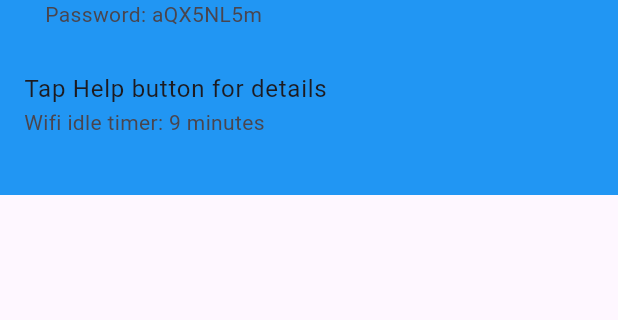
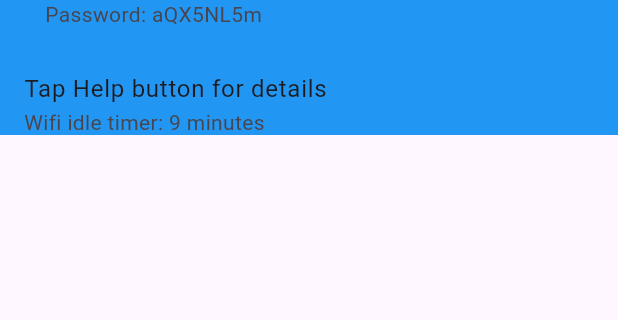
Before and after one commit to restenPiz/Pda-net-_-App, a Flutter app: the screen it shows after launch, on a phone screen of 412 x 824 dp, the part 249-569 px from its top. Run offline on Flutter 3.47's test engine with Material 2 defaults, Android fonts, the phone set to English and light mode, and no system bars.

Commit message:
Some updates in my application

```diff
--- a/pda_net/lib/Screen/first.dart
+++ b/pda_net/lib/Screen/first.dart
@@ -1,3 +1,5 @@
+
+// ignore_for_file: camel_case_types, prefer_const_constructors, prefer_const_literals_to_create_immutables
 
 import 'package:flutter/material.dart';
 
@@ -21,7 +23,7 @@ class _firstScreenState extends State<firstScreen> {
         children: [
           Container(
             width: 500,
-            height: 240,
+            height: 200,
             color: Colors.blue,
             child: Column(
               children: [
@@ -41,6 +43,11 @@ class _firstScreenState extends State<firstScreen> {
               ],
             ),
           ),
+          Container(
+
+            //*Inicio de toda coluna responsavel pelas opcoes
+
+          ),
         ],
       ),
     );
```
